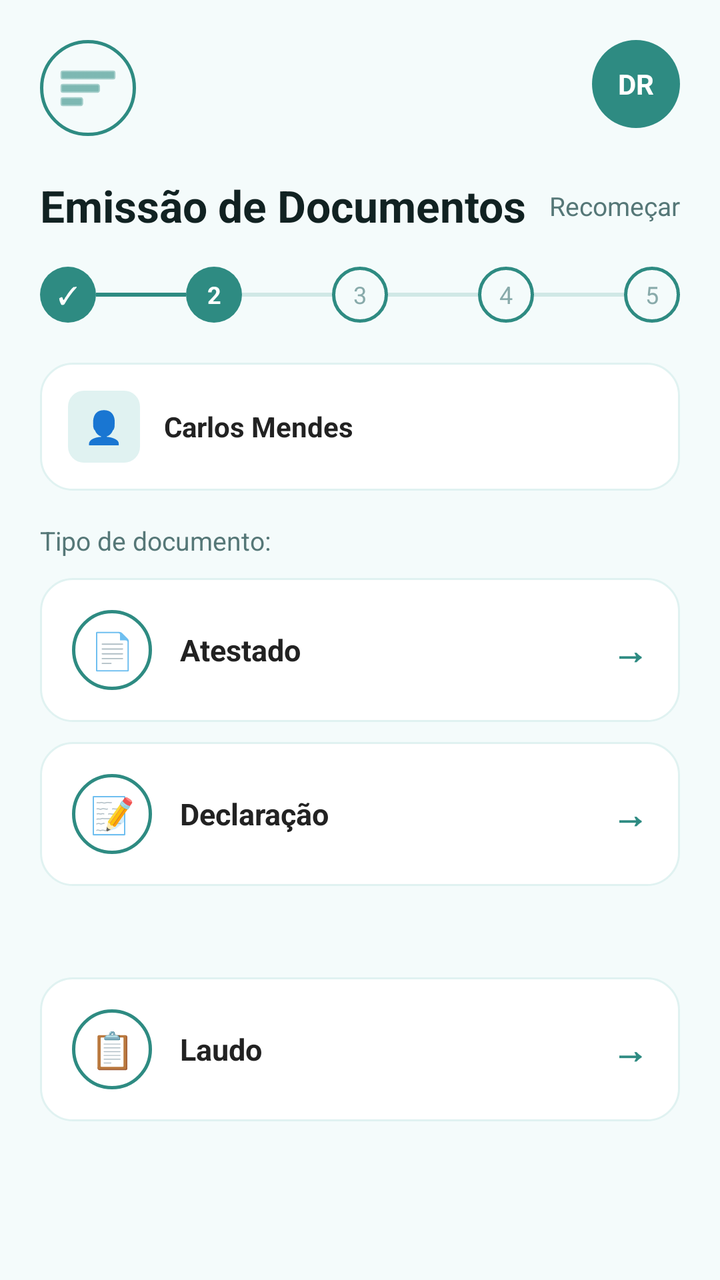
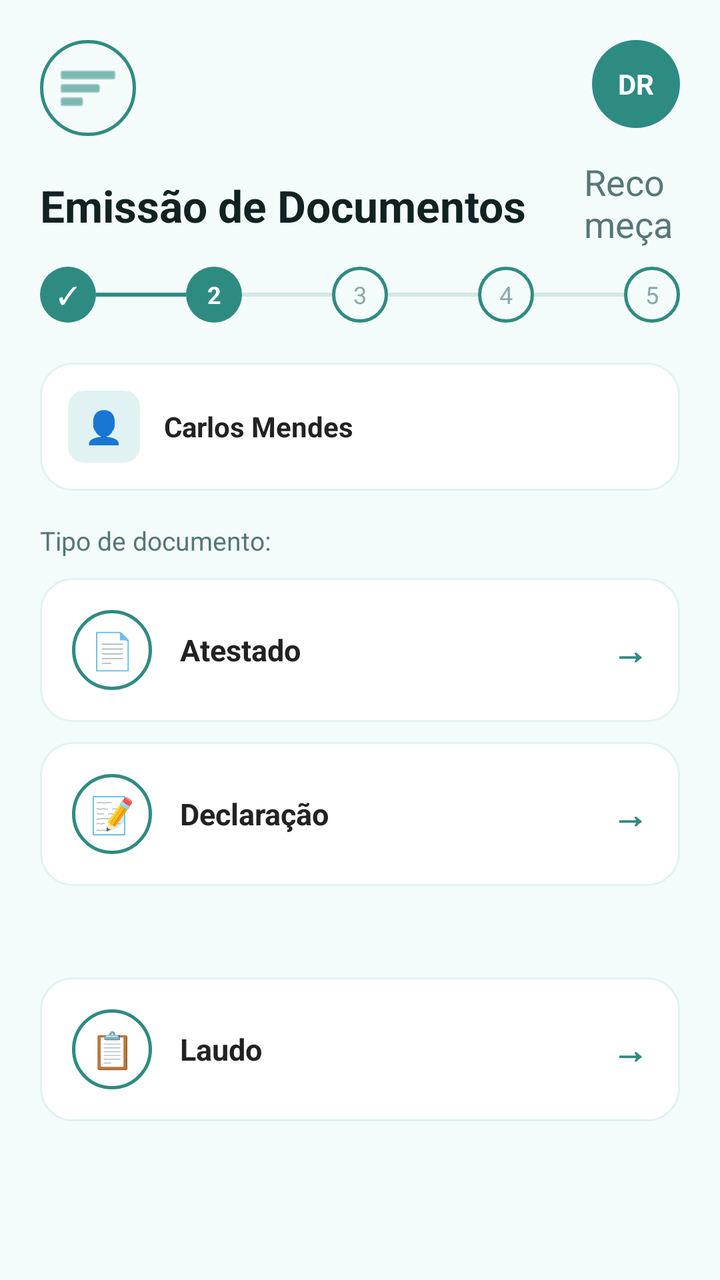

An Android layout rendered at two revisions. The XML below is the earlier revision; the diff shows what the commit changed to produce the second picture.
<!-- AndroidManifest.xml: application theme Theme.ThinkBetter -->
<!-- res/layout/activity_emissao_etapa2.xml -->
<?xml version="1.0" encoding="utf-8"?>
<androidx.drawerlayout.widget.DrawerLayout 
    xmlns:android="http://schemas.android.com/apk/res/android"
    xmlns:app="http://schemas.android.com/apk/res-auto"
    xmlns:tools="http://schemas.android.com/tools"
    android:id="@+id/drawerLayout"
    android:layout_width="match_parent"
    android:layout_height="match_parent"
    tools:context=".EmissaoEtapa2Activity">

    
    <ScrollView
        android:layout_width="match_parent"
        android:layout_height="match_parent"
        android:background="#F4FBFB"
        android:fillViewport="true">

        <androidx.constraintlayout.widget.ConstraintLayout
            android:layout_width="match_parent"
            android:layout_height="wrap_content"
            android:padding="20dp">

            
            <ImageButton
                android:id="@+id/btnMenu"
                android:layout_width="48dp"
                android:layout_height="48dp"
                android:background="@drawable/bg_circle_white_border"
                android:contentDescription="Abrir Menu"
                android:src="@android:drawable/ic_menu_sort_by_size"
                app:layout_constraintStart_toStartOf="parent"
                app:layout_constraintTop_toTopOf="parent"
                app:tint="#2E8B82" />

            <TextView
                android:id="@+id/tvAvatarTop"
                android:layout_width="44dp"
                android:layout_height="44dp"
                android:background="@drawable/bg_circle_teal"
                android:gravity="center"
                android:text="DR"
                android:textColor="@android:color/white"
                android:textSize="14sp"
                android:textStyle="bold"
                app:layout_constraintEnd_toEndOf="parent"
                app:layout_constraintTop_toTopOf="parent" />

            
            <TextView
                android:id="@+id/tvTitle"
                android:layout_width="wrap_content"
                android:layout_height="wrap_content"
                android:layout_marginTop="20dp"
                android:text="Emissão de Documentos"
                android:textColor="#112222"
                android:textSize="22sp"
                android:textStyle="bold"
                app:layout_constraintStart_toStartOf="parent"
                app:layout_constraintTop_toBottomOf="@id/btnMenu" />

            <TextView
                android:id="@+id/btnRecomecar"
                android:layout_width="wrap_content"
                android:layout_height="wrap_content"
                android:clickable="true"
                android:focusable="true"
                android:text="Recomeçar"
                android:textColor="#557777"
                android:textSize="13sp"
                app:layout_constraintBottom_toBottomOf="@id/tvTitle"
                app:layout_constraintEnd_toEndOf="parent"
                app:layout_constraintTop_toTopOf="@id/tvTitle" />

            
            <LinearLayout
                android:id="@+id/layoutStepper"
                android:layout_width="match_parent"
                android:layout_height="wrap_content"
                android:layout_marginTop="16dp"
                android:gravity="center_vertical"
                android:orientation="horizontal"
                app:layout_constraintTop_toBottomOf="@id/tvTitle">

                
                <TextView
                    android:layout_width="28dp"
                    android:layout_height="28dp"
                    android:background="@drawable/bg_circle_teal"
                    android:gravity="center"
                    android:text="✓"
                    android:textColor="@android:color/white"
                    android:textSize="12sp" />

                <View
                    android:layout_width="0dp"
                    android:layout_height="2dp"
                    android:layout_weight="1"
                    android:background="#2E8B82" />

                
                <TextView
                    android:layout_width="28dp"
                    android:layout_height="28dp"
                    android:background="@drawable/bg_circle_teal"
                    android:gravity="center"
                    android:text="2"
                    android:textColor="@android:color/white"
                    android:textSize="12sp"
                    android:textStyle="bold" />

                <View
                    android:layout_width="0dp"
                    android:layout_height="2dp"
                    android:layout_weight="1"
                    android:background="#D0E8E6" />

                
                <TextView
                    android:layout_width="28dp"
                    android:layout_height="28dp"
                    android:background="@drawable/bg_circle_white_border"
                    android:gravity="center"
                    android:text="3"
                    android:textColor="#88AAAA"
                    android:textSize="12sp" />

                <View
                    android:layout_width="0dp"
                    android:layout_height="2dp"
                    android:layout_weight="1"
                    android:background="#D0E8E6" />

                
                <TextView
                    android:layout_width="28dp"
                    android:layout_height="28dp"
                    android:background="@drawable/bg_circle_white_border"
                    android:gravity="center"
                    android:text="4"
                    android:textColor="#88AAAA"
                    android:textSize="12sp" />

                <View
                    android:layout_width="0dp"
                    android:layout_height="2dp"
                    android:layout_weight="1"
                    android:background="#D0E8E6" />

                
                <TextView
                    android:layout_width="28dp"
                    android:layout_height="28dp"
                    android:background="@drawable/bg_circle_white_border"
                    android:gravity="center"
                    android:text="5"
                    android:textColor="#88AAAA"
                    android:textSize="12sp" />
            </LinearLayout>

            
            <LinearLayout
                android:id="@+id/cardPacienteSelecionado"
                android:layout_width="match_parent"
                android:layout_height="wrap_content"
                android:layout_marginTop="20dp"
                android:background="@drawable/bg_card_white"
                android:gravity="center_vertical"
                android:orientation="horizontal"
                android:padding="14dp"
                app:layout_constraintTop_toBottomOf="@id/layoutStepper">

                <TextView
                    android:layout_width="36dp"
                    android:layout_height="36dp"
                    android:background="@drawable/bg_tag_teal_light"
                    android:gravity="center"
                    android:text="👤"
                    android:textSize="16sp" />

                <TextView
                    android:id="@+id/tvPacienteEscolhido"
                    android:layout_width="wrap_content"
                    android:layout_height="wrap_content"
                    android:layout_marginStart="12dp"
                    android:text="Carlos Mendes"
                    android:textColor="#222222"
                    android:textSize="14sp"
                    android:textStyle="bold" />
            </LinearLayout>

            
            <TextView
                android:id="@+id/lblTipoDocumento"
                android:layout_width="wrap_content"
                android:layout_height="wrap_content"
                android:layout_marginTop="16dp"
                android:text="Tipo de documento:"
                android:textColor="#557777"
                android:textSize="13sp"
                app:layout_constraintStart_toStartOf="parent"
                app:layout_constraintTop_toBottomOf="@id/cardPacienteSelecionado" />

            
            <LinearLayout
                android:id="@+id/cardAtestado"
                android:layout_width="match_parent"
                android:layout_height="wrap_content"
                android:layout_marginTop="10dp"
                android:background="@drawable/bg_card_white"
                android:gravity="center_vertical"
                android:orientation="horizontal"
                android:padding="16dp"
                app:layout_constraintTop_toBottomOf="@id/lblTipoDocumento">

                <TextView
                    android:layout_width="40dp"
                    android:layout_height="40dp"
                    android:background="@drawable/bg_circle_white_border"
                    android:gravity="center"
                    android:text="📄"
                    android:textSize="18sp" />

                <TextView
                    android:layout_width="0dp"
                    android:layout_height="wrap_content"
                    android:layout_marginStart="14dp"
                    android:layout_weight="1"
                    android:text="Atestado"
                    android:textColor="#222222"
                    android:textSize="15sp"
                    android:textStyle="bold" />

                <TextView
                    android:layout_width="wrap_content"
                    android:layout_height="wrap_content"
                    android:text="→"
                    android:textColor="#2E8B82"
                    android:textSize="18sp"
                    android:textStyle="bold" />
            </LinearLayout>

            
            <LinearLayout
                android:id="@+id/cardDeclaracao"
                android:layout_width="match_parent"
                android:layout_height="wrap_content"
                android:layout_marginTop="10dp"
                android:background="@drawable/bg_card_white"
                android:gravity="center_vertical"
                android:orientation="horizontal"
                android:padding="16dp"
                app:layout_constraintTop_toBottomOf="@id/cardAtestado">

                <TextView
                    android:layout_width="40dp"
                    android:layout_height="40dp"
                    android:background="@drawable/bg_circle_white_border"
                    android:gravity="center"
                    android:text="📝"
                    android:textSize="18sp" />

                <TextView
                    android:layout_width="0dp"
                    android:layout_height="wrap_content"
                    android:layout_marginStart="14dp"
                    android:layout_weight="1"
                    android:text="Declaração"
                    android:textColor="#222222"
                    android:textSize="15sp"
                    android:textStyle="bold" />

                <TextView
                    android:layout_width="wrap_content"
                    android:layout_height="wrap_content"
                    android:text="→"
                    android:textColor="#2E8B82"
                    android:textSize="18sp"
                    android:textStyle="bold" />
            </LinearLayout>

            
            <LinearLayout
                android:id="@+id/cardLaudo"
                android:layout_width="match_parent"
                android:layout_height="wrap_content"
                android:layout_marginTop="10dp"
                android:layout_marginBottom="24dp"
                android:background="@drawable/bg_card_white"
                android:gravity="center_vertical"
                android:orientation="horizontal"
                android:padding="16dp"
                app:layout_constraintBottom_toBottomOf="parent"
                app:layout_constraintTop_toBottomOf="@id/cardDeclaracao">

                <TextView
                    android:layout_width="40dp"
                    android:layout_height="40dp"
                    android:background="@drawable/bg_circle_white_border"
                    android:gravity="center"
                    android:text="📋"
                    android:textSize="18sp" />

                <TextView
                    android:layout_width="0dp"
                    android:layout_height="wrap_content"
                    android:layout_marginStart="14dp"
                    android:layout_weight="1"
                    android:text="Laudo"
                    android:textColor="#222222"
                    android:textSize="15sp"
                    android:textStyle="bold" />

                <TextView
                    android:layout_width="wrap_content"
                    android:layout_height="wrap_content"
                    android:text="→"
                    android:textColor="#2E8B82"
                    android:textSize="18sp"
                    android:textStyle="bold" />
            </LinearLayout>

        </androidx.constraintlayout.widget.ConstraintLayout>
    </ScrollView>

    
    <com.google.android.material.navigation.NavigationView
        android:id="@+id/navigationView"
        android:layout_width="280dp"
        android:layout_height="match_parent"
        android:layout_gravity="start"
        android:background="#0D5C52"
        app:headerLayout="@layout/nav_header"
        app:itemIconTint="#FFFFFF"
        app:itemTextColor="#FFFFFF"
        app:menu="@menu/drawer_menu" />

</androidx.drawerlayout.widget.DrawerLayout>
<!-- res/layout/nav_header.xml (included above) -->
<?xml version="1.0" encoding="utf-8"?>
<LinearLayout xmlns:android="http://schemas.android.com/apk/res/android"
    android:layout_width="match_parent"
    android:layout_height="wrap_content"
    android:background="#0D5C52"
    android:orientation="vertical"
    android:padding="24dp">

    
    <LinearLayout
        android:layout_width="match_parent"
        android:layout_height="wrap_content"
        android:gravity="center_vertical"
        android:orientation="horizontal">

        <TextView
            android:layout_width="40dp"
            android:layout_height="40dp"
            android:background="@drawable/bg_circle_icon"
            android:gravity="center"
            android:text="Ψ"
            android:textColor="@android:color/white"
            android:textSize="20sp"
            android:textStyle="bold" />

        <LinearLayout
            android:layout_width="wrap_content"
            android:layout_height="wrap_content"
            android:layout_marginStart="12dp"
            android:orientation="vertical">

            <TextView
                android:layout_width="wrap_content"
                android:layout_height="wrap_content"
                android:text="ThinkBetter"
                android:textColor="@android:color/white"
                android:textSize="18sp"
                android:textStyle="bold" />

            <TextView
                android:layout_width="wrap_content"
                android:layout_height="wrap_content"
                android:text="Clínica de Psicologia"
                android:textColor="#B2DFDB"
                android:textSize="12sp" />
        </LinearLayout>
    </LinearLayout>

    <View
        android:layout_width="match_parent"
        android:layout_height="1dp"
        android:layout_marginVertical="20dp"
        android:background="#1A7A6E" />

    
    <LinearLayout
        android:layout_width="match_parent"
        android:layout_height="wrap_content"
        android:gravity="center_vertical"
        android:orientation="horizontal">

        <TextView
            android:layout_width="44dp"
            android:layout_height="44dp"
            android:background="@drawable/bg_circle_avatar"
            android:gravity="center"
            android:text="DR"
            android:textColor="@android:color/white"
            android:textSize="14sp"
            android:textStyle="bold" />

        <LinearLayout
            android:layout_width="wrap_content"
            android:layout_height="wrap_content"
            android:layout_marginStart="12dp"
            android:orientation="vertical">

            <TextView
                android:layout_width="wrap_content"
                android:layout_height="wrap_content"
                android:text="Dr. Rafael Costa"
                android:textColor="@android:color/white"
                android:textSize="16sp"
                android:textStyle="bold" />

            <TextView
                android:layout_width="wrap_content"
                android:layout_height="wrap_content"
                android:text="Psicólogo"
                android:textColor="#B2DFDB"
                android:textSize="12sp" />
        </LinearLayout>
    </LinearLayout>

</LinearLayout>
<!-- resources referenced by this layout -->
<resources>
  <!-- drawable bg_card_white (drawable) -->
  <?xml version="1.0" encoding="utf-8"?>
  <shape xmlns:android="http://schemas.android.com/apk/res/android">
      <solid android:color="#FFFFFF" />
      <corners android:radius="16dp" />
      <stroke android:width="1dp" android:color="#E0F2F1" />
  </shape>
  <!-- drawable bg_circle_avatar (drawable) -->
  <?xml version="1.0" encoding="utf-8"?>
  <shape xmlns:android="http://schemas.android.com/apk/res/android"
      android:shape="oval">
      <solid android:color="#2E8B82" />
  </shape>
  <!-- drawable bg_circle_icon (drawable) -->
  <?xml version="1.0" encoding="utf-8"?>
  <shape xmlns:android="http://schemas.android.com/apk/res/android"
      android:shape="oval">
      <solid android:color="#1A7A6E" />
  </shape>
  <!-- drawable bg_circle_teal (drawable) -->
  <?xml version="1.0" encoding="utf-8"?>
  <shape xmlns:android="http://schemas.android.com/apk/res/android" android:shape="oval">
      <solid android:color="#2E8B82" />
  </shape>
  <!-- drawable bg_circle_white_border (drawable) -->
  <?xml version="1.0" encoding="utf-8"?>
  <shape xmlns:android="http://schemas.android.com/apk/res/android"
      android:shape="oval">
      <solid android:color="@android:color/transparent" />
      <stroke android:width="1.5dp" android:color="#2E8B82" />
  </shape>
  <!-- drawable bg_tag_teal_light (drawable) -->
  <?xml version="1.0" encoding="utf-8"?>
  
  <shape xmlns:android="http://schemas.android.com/apk/res/android"
      android:shape="rectangle">
      <solid android:color="#E0F2F1" />
      <corners android:radius="8dp" />
  </shape>
  <style name="Theme.ThinkBetter" parent="Base.Theme.ThinkBetter" />
  <style name="Base.Theme.ThinkBetter" parent="Theme.Material3.DayNight.NoActionBar">
          
          
      </style>
</resources>

<!-- the commit's change to res/layout/activity_emissao_etapa2.xml (unified diff, before → after) -->
@@ -60,13 +60,13 @@
 
             <TextView
                 android:id="@+id/btnRecomecar"
-                android:layout_width="wrap_content"
-                android:layout_height="wrap_content"
+                android:layout_width="48dp"
+                android:layout_height="48dp"
                 android:clickable="true"
                 android:focusable="true"
                 android:text="Recomeçar"
                 android:textColor="#557777"
-                android:textSize="13sp"
+                android:textSize="18sp"
                 app:layout_constraintBottom_toBottomOf="@id/tvTitle"
                 app:layout_constraintEnd_toEndOf="parent"
                 app:layout_constraintTop_toTopOf="@id/tvTitle" />
